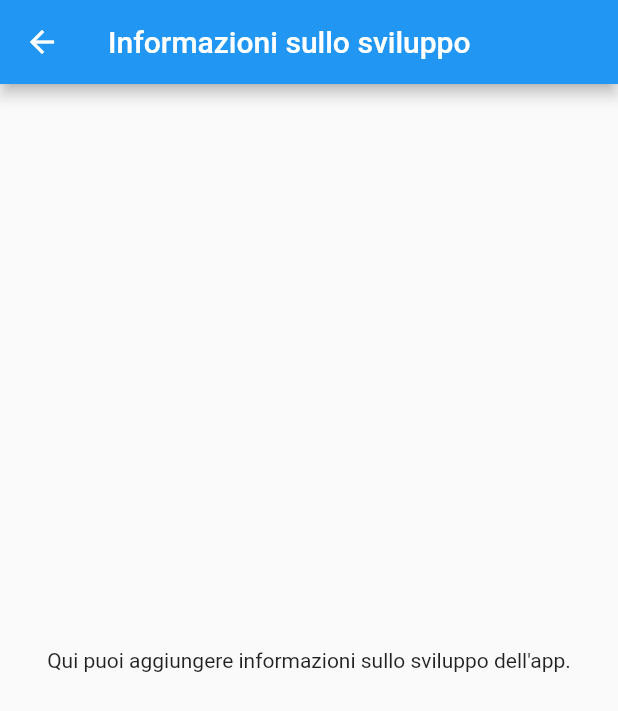
After one commit to susannamau/EVA, a Flutter app: the DevelopmentInfoPage screen opened directly, on a phone screen of 412 x 824 dp. The commit adds this screen. Shown: the top 711 px of the screen. Run offline on Flutter 3.47's test engine with Material 2 defaults, Android fonts, the phone set to English and light mode, and no system bars.

Commit message:
dev specification page added

```diff
--- /dev/null
+++ b/lib/DevelopmentInfoPage.dart
@@ -0,0 +1,16 @@
+// DevelopmentInfoPage.dart
+import 'package:flutter/material.dart';
+
+class DevelopmentInfoPage extends StatelessWidget {
+  @override
+  Widget build(BuildContext context) {
+    return Scaffold(
+      appBar: AppBar(
+        title: Text('Informazioni sullo sviluppo'),
+      ),
+      body: Center(
+        child: Text('Qui puoi aggiungere informazioni sullo sviluppo dell\'app.'),
+      ),
+    );
+  }
+}
--- a/lib/main.dart
+++ b/lib/main.dart
@@ -1,4 +1,5 @@
 import 'package:flutter/material.dart';
+import 'DevelopmentInfoPage.dart';
 
 void main() => runApp(ElbaVivaApp());
 
```
